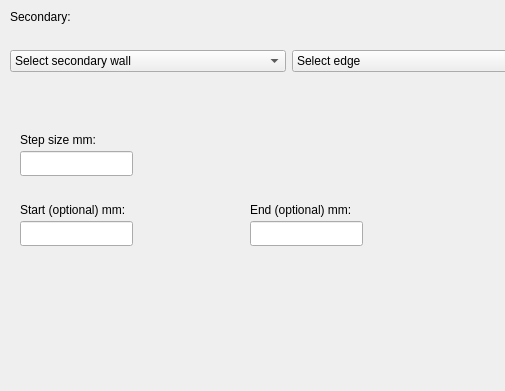
The window that editinterlockingwindow.ui (penguintutor/lc-building) describes before a commit, drawn with Qt 5; both pictures show x 0 to 505 and y 209 to 600 of the 900 by 600 pixel window.
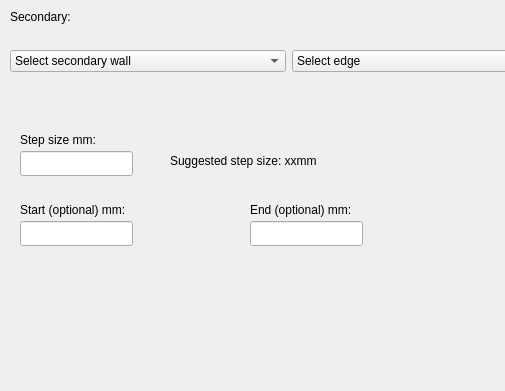
The same window after the commit.

Commit message: Add suggested step size for interlocking window

The edit to the form file:
```diff
--- a/editinterlockingwindow.ui
+++ b/editinterlockingwindow.ui
@@ -225,6 +225,19 @@
      </rect>
     </property>
    </widget>
+   <widget class="QLabel" name="suggestLabel">
+    <property name="geometry">
+     <rect>
+      <x>170</x>
+      <y>360</y>
+      <width>191</width>
+      <height>19</height>
+     </rect>
+    </property>
+    <property name="text">
+     <string>Suggested step size: xxmm</string>
+    </property>
+   </widget>
   </widget>
   <widget class="QStatusBar" name="statusbar"/>
  </widget>
```
The commit also changes 3 other files.
